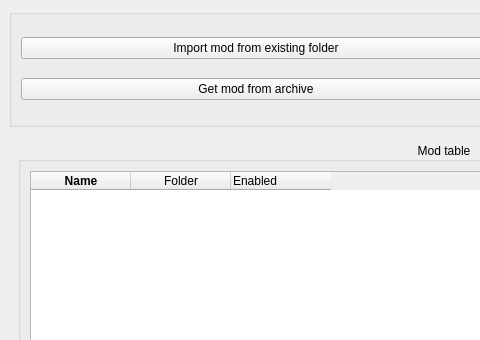
Qt form ui/modbuddy.ui (OlavStornes/ModBuddy) before a commit; both pictures show x 0 to 480 and y 0 to 340 of the 1463 by 809 pixel window.
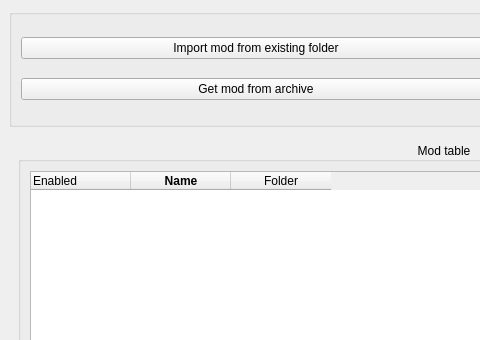
The same form after that commit.

Commit message: Change position on table

Diff of the .ui file:
```diff
--- a/ui/modbuddy.ui
+++ b/ui/modbuddy.ui
@@ -182,6 +182,14 @@
             <attribute name="verticalHeaderCascadingSectionResizes">
              <bool>false</bool>
             </attribute>
+            <column>
+             <property name="text">
+              <string>Enabled</string>
+             </property>
+             <property name="textAlignment">
+              <set>AlignLeading|AlignVCenter</set>
+             </property>
+            </column>
             <column>
              <property name="text">
               <string>Name</string>
@@ -198,14 +206,6 @@
               <string>Folder</string>
              </property>
             </column>
-            <column>
-             <property name="text">
-              <string>Enabled</string>
-             </property>
-             <property name="textAlignment">
-              <set>AlignLeading|AlignVCenter</set>
-             </property>
-            </column>
            </widget>
           </item>
           <item>
```
The commit also changes 1 other file.
